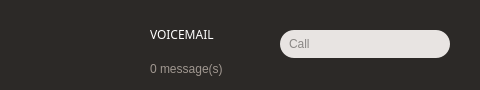
Before: the Qt Designer form xivoclient/src/xlets/identity/identity.ui in wazo-platform/wazo-client-qt, drawn with Qt 5; both pictures show x 220 to 700 and y 0 to 90 of the 700 by 90 pixel window.
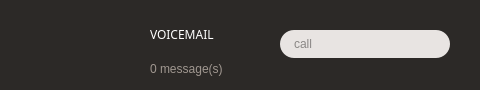
After: the same form once the commit is applied. Icons and pictures are not drawn.

Commit message: more precision on identity dialer

The edit to the form file:
```diff
--- a/xivoclient/src/xlets/identity/identity.ui
+++ b/xivoclient/src/xlets/identity/identity.ui
@@ -300,13 +300,12 @@
    </property>
    <property name="styleSheet">
     <string notr="true">background-color: #e8e4e2;
-/*border: 1px solid #2c2927;*/
 border-radius: 14px;
-padding-left: 7px;
+padding-left: 12px;
 color: #2c2927;</string>
    </property>
    <property name="placeholderText">
-    <string>Call</string>
+    <string>call</string>
    </property>
   </widget>
  </widget>
```
